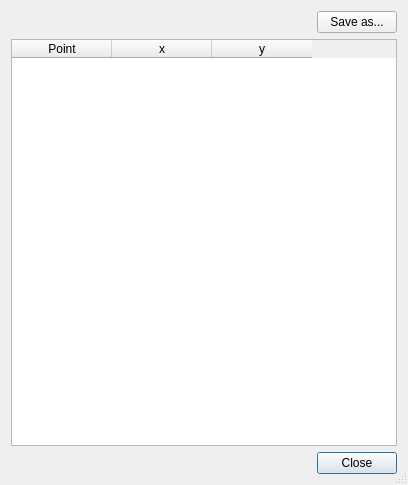
First picture: the form in core/info/path_point_data.ui, repository KmolYuan/Pyslvs-UI, before the edit.
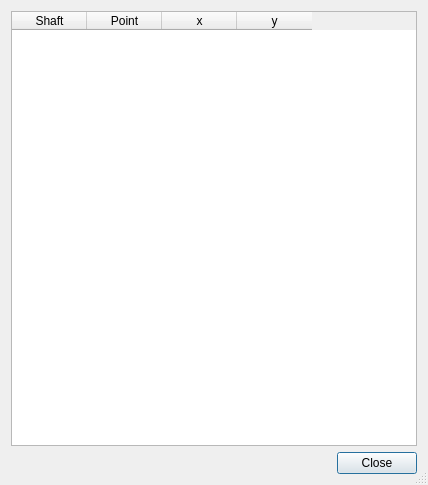
Second picture: the form after the edit. Icons and pictures are not drawn.

What changed in the file:
```diff
--- a/core/info/path_point_data.ui
+++ b/core/info/path_point_data.ui
@@ -9,14 +9,14 @@
    <rect>
     <x>0</x>
     <y>0</y>
-    <width>408</width>
+    <width>428</width>
     <height>485</height>
    </rect>
   </property>
   <property name="minimumSize">
    <size>
-    <width>246</width>
-    <height>346</height>
+    <width>428</width>
+    <height>485</height>
    </size>
   </property>
   <property name="windowTitle">
@@ -36,52 +36,6 @@
    <bool>true</bool>
   </property>
   <layout class="QVBoxLayout" name="verticalLayout">
-   <item>
-    <layout class="QHBoxLayout" name="horizontalLayout_2">
-     <item>
-      <widget class="QLabel" name="label">
-       <property name="sizePolicy">
-        <sizepolicy hsizetype="Fixed" vsizetype="Fixed">
-         <horstretch>0</horstretch>
-         <verstretch>0</verstretch>
-        </sizepolicy>
-       </property>
-       <property name="whatsThis">
-        <string>Pyslvs Icon!</string>
-       </property>
-       <property name="text">
-        <string/>
-       </property>
-       <property name="pixmap">
-        <pixmap resource="../../icons.qrc">:/icons/main.png</pixmap>
-       </property>
-      </widget>
-     </item>
-     <item>
-      <spacer name="horizontalSpacer">
-       <property name="orientation">
-        <enum>Qt::Horizontal</enum>
-       </property>
-       <property name="sizeHint" stdset="0">
-        <size>
-         <width>40</width>
-         <height>20</height>
-        </size>
-       </property>
-      </spacer>
-     </item>
-     <item>
-      <widget class="QPushButton" name="save">
-       <property name="text">
-        <string>Save as...</string>
-       </property>
-       <property name="autoDefault">
-        <bool>false</bool>
-       </property>
-      </widget>
-     </item>
-    </layout>
-   </item>
    <item>
     <widget class="QTableWidget" name="path_data">
      <property name="editTriggers">
@@ -96,6 +50,20 @@
      <property name="horizontalScrollMode">
       <enum>QAbstractItemView::ScrollPerPixel</enum>
      </property>
+     <property name="sortingEnabled">
+      <bool>true</bool>
+     </property>
+     <attribute name="horizontalHeaderDefaultSectionSize">
+      <number>75</number>
+     </attribute>
+     <attribute name="horizontalHeaderMinimumSectionSize">
+      <number>75</number>
+     </attribute>
+     <column>
+      <property name="text">
+       <string>Shaft</string>
+      </property>
+     </column>
      <column>
       <property name="text">
        <string>Point</string>
```
